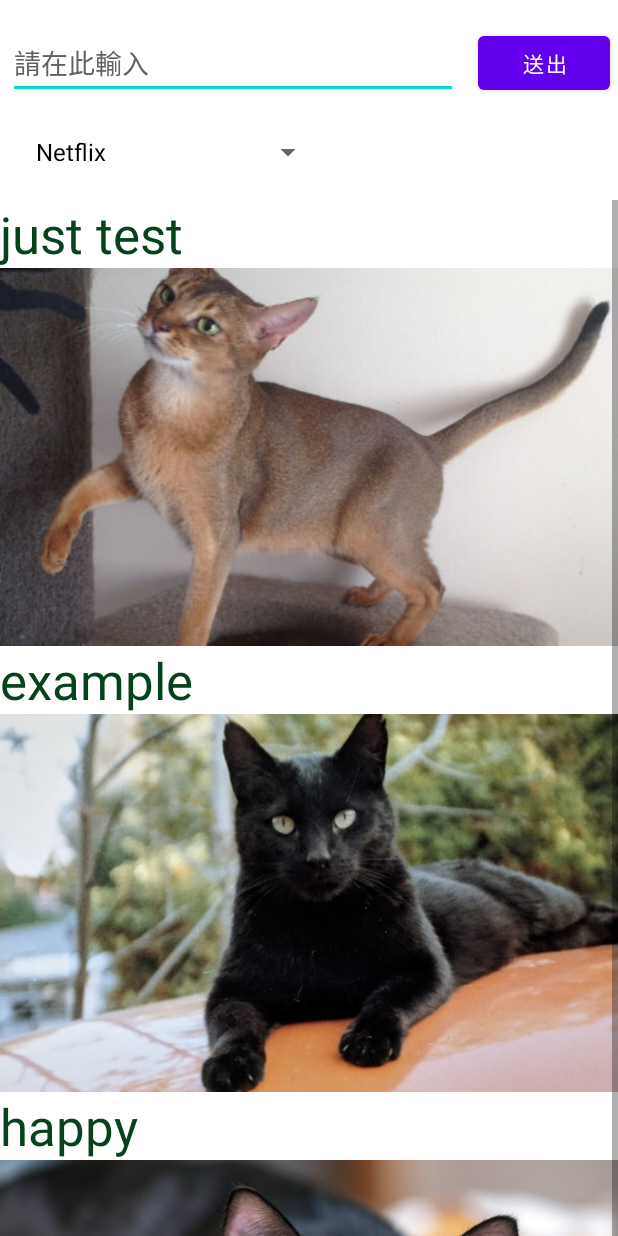
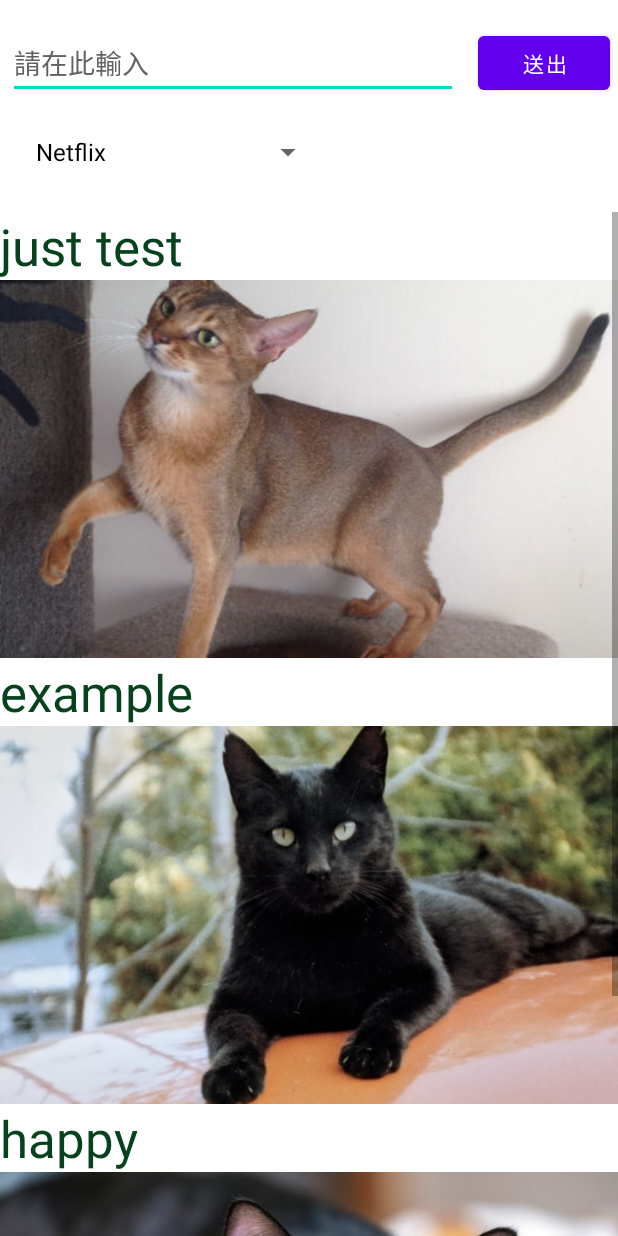
Before and after one commit to FJU-TeamA06/OTT_Search, an Android app: the SearchActivity screen opened directly, with no data from a screen before it, on a phone screen of 412 x 824 dp. Run offline under Robolectric (Android 15) with nearby library versions, the phone set to English and light mode, and no system bars.

Commit message:
修正小BUG

```diff
--- a/app/src/main/res/layout/activity_search.xml
+++ b/app/src/main/res/layout/activity_search.xml
@@ -13,8 +13,10 @@
         android:layout_height="match_parent"
         app:layout_constraintBottom_toBottomOf="parent"
         app:layout_constraintEnd_toEndOf="parent"
+        app:layout_constraintHorizontal_bias="0.0"
         app:layout_constraintStart_toStartOf="parent"
         app:layout_constraintTop_toTopOf="parent"
+        app:layout_constraintVertical_bias="1.0"
         tools:context=".SearchActivity">
 
         <EditText
@@ -65,7 +67,7 @@
         <FrameLayout
             android:id="@+id/f1"
             android:layout_width="match_parent"
-            android:layout_height="wrap_content"
+            android:layout_height="0dp"
             android:layout_marginTop="141dp"
             app:layout_constraintBottom_toBottomOf="parent"
             app:layout_constraintEnd_toEndOf="parent"
@@ -77,7 +79,7 @@
             <androidx.recyclerview.widget.RecyclerView
                 android:id="@+id/OTT_list1"
                 android:layout_width="match_parent"
-                android:layout_height="880dp"
+                android:layout_height="match_parent"
                 android:scrollbars="vertical"
                 app:layoutManager="LinearLayoutManager" />
 
```
